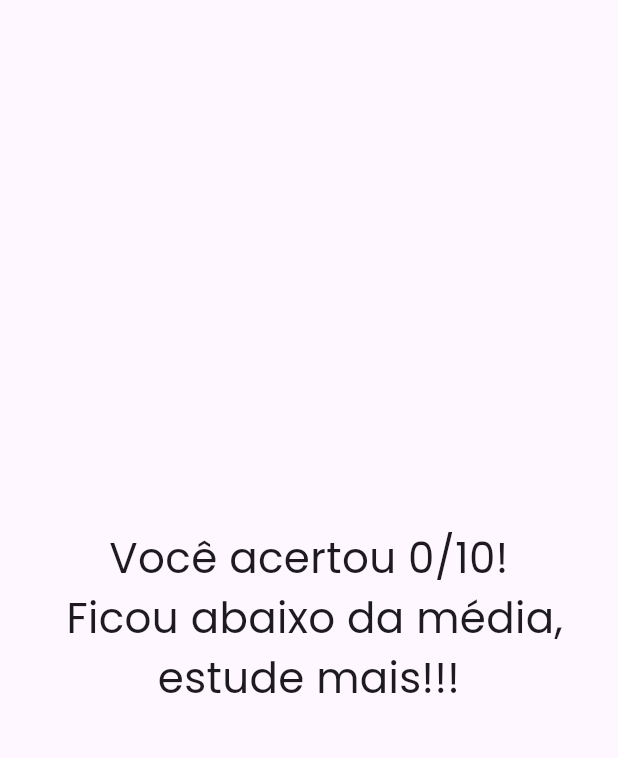
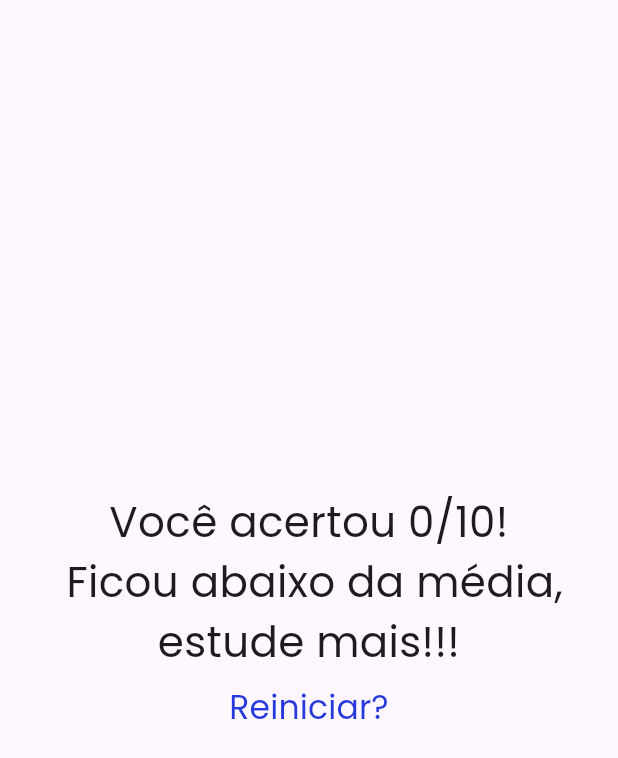
Before and after one commit to m3ndxs/projeto-perguntas, a Flutter app: the Resultado widget shown alone on an empty page, opened directly with empty values, on a phone screen of 412 x 824 dp. Shown: the top 758 px of the screen. Run offline on Flutter 3.47's test engine with Material 3 defaults, Android fonts, the phone set to English and light mode, and no system bars.

Commit message:
adicionado reiniciar questionario

```diff
--- a/lib/main.dart
+++ b/lib/main.dart
@@ -113,6 +113,13 @@ class PerguntasAppState extends State<PerguntasApp> {
     }
   }
 
+  void _reiniciarQuestionario() {
+    setState(() {
+      _perguntaSelecionada = 0;
+      _pontuacaoTotal = 0;
+    });
+  }
+
   bool get temPerguntaSelecionada {
     return _perguntaSelecionada < _perguntas.length;
   }
@@ -129,7 +136,7 @@ class PerguntasAppState extends State<PerguntasApp> {
         appBar: AppBarPerguntas(titulo: 'Perguntas Básicas'),
         body: temPerguntaSelecionada
             ? Questionario(perguntaSelecionada: _perguntaSelecionada, perguntas: _perguntas, responder: _responder)
-            : Resultado(_pontuacaoTotal),
+            : Resultado(_pontuacaoTotal, _reiniciarQuestionario),
       ),
     );
   }
--- a/lib/resultado.dart
+++ b/lib/resultado.dart
@@ -1,9 +1,10 @@
 import 'package:flutter/material.dart';
 
 class Resultado extends StatelessWidget {
-  const Resultado(this.pontuacao, {super.key});
+  const Resultado(this.pontuacao, this.reiniciarQuestionario, {super.key});
 
   final int pontuacao;
+  final void Function() reiniciarQuestionario;
 
   String get fraseResultado {
     if (pontuacao < 6){
@@ -19,12 +20,29 @@ class Resultado extends StatelessWidget {
 
   @override
   Widget build(BuildContext context) {
-    return Center(
-      child: Text(
-        fraseResultado,
-        textAlign: TextAlign.center,
-        style: TextStyle(fontSize: 28),
-      )
+    return Column(
+      mainAxisAlignment: MainAxisAlignment.center,
+      children: <Widget> [
+        Center(
+          child: Text(
+            fraseResultado,
+            textAlign: TextAlign.center,
+            style: TextStyle(fontSize: 28),
+          )
+        ),
+        TextButton(
+          onPressed: reiniciarQuestionario,
+          style: TextButton.styleFrom(
+            foregroundColor: Color.fromARGB(255, 38, 57, 221),
+          ),
+          child: Text(
+            'Reiniciar?',
+            style: TextStyle(
+              fontSize: 22,
+            ),
+          ),
+        ),
+      ],
     );
   }
 }
```
